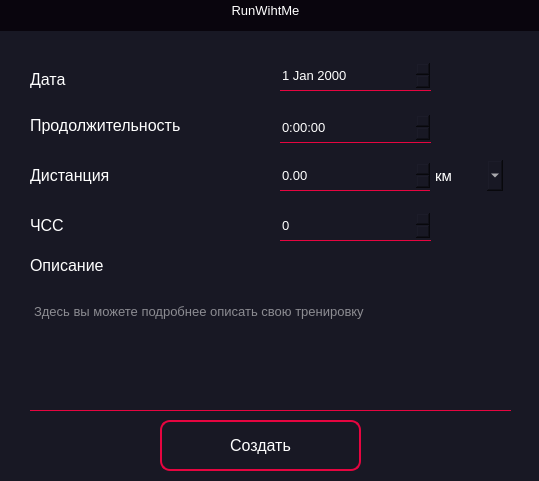
Before: the Qt Designer form Program/new_design/new_training.ui in Daniil-Solo/Training-tracker, drawn with Qt 5.
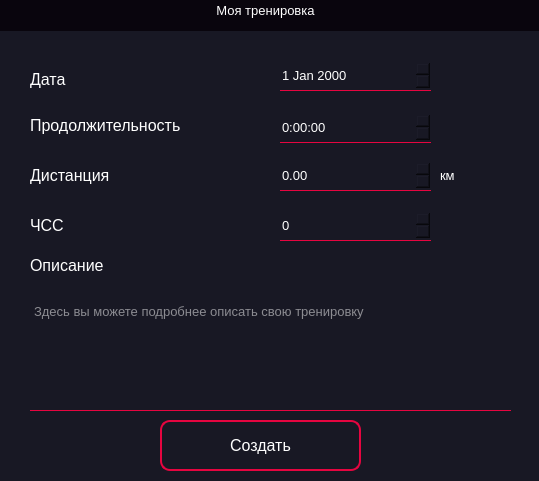
After: the same form once the commit is applied. Icons and pictures are not drawn.

Commit message: add opportunity to view this training

What changed in the file:
```diff
--- a/Program/new_design/new_training.ui
+++ b/Program/new_design/new_training.ui
@@ -256,31 +256,6 @@
      <string>ЧСС</string>
     </property>
    </widget>
-   <widget class="QComboBox" name="type_dist">
-    <property name="geometry">
-     <rect>
-      <x>430</x>
-      <y>160</y>
-      <width>73</width>
-      <height>31</height>
-     </rect>
-    </property>
-    <property name="font">
-     <font>
-      <pointsize>11</pointsize>
-     </font>
-    </property>
-    <item>
-     <property name="text">
-      <string>км</string>
-     </property>
-    </item>
-    <item>
-     <property name="text">
-      <string>м</string>
-     </property>
-    </item>
-   </widget>
    <widget class="QSpinBox" name="heart">
     <property name="geometry">
      <rect>
@@ -335,7 +310,7 @@
       </font>
      </property>
      <property name="text">
-      <string>RunWihtMe</string>
+      <string>Моя тренировка</string>
      </property>
      <property name="alignment">
       <set>Qt::AlignCenter</set>
@@ -377,6 +352,24 @@
      </property>
     </widget>
    </widget>
+   <widget class="QLabel" name="label_6">
+    <property name="geometry">
+     <rect>
+      <x>440</x>
+      <y>160</y>
+      <width>21</width>
+      <height>31</height>
+     </rect>
+    </property>
+    <property name="font">
+     <font>
+      <pointsize>10</pointsize>
+     </font>
+    </property>
+    <property name="text">
+     <string>км</string>
+    </property>
+   </widget>
   </widget>
  </widget>
  <resources>
```
The commit also changes 6 other files.
